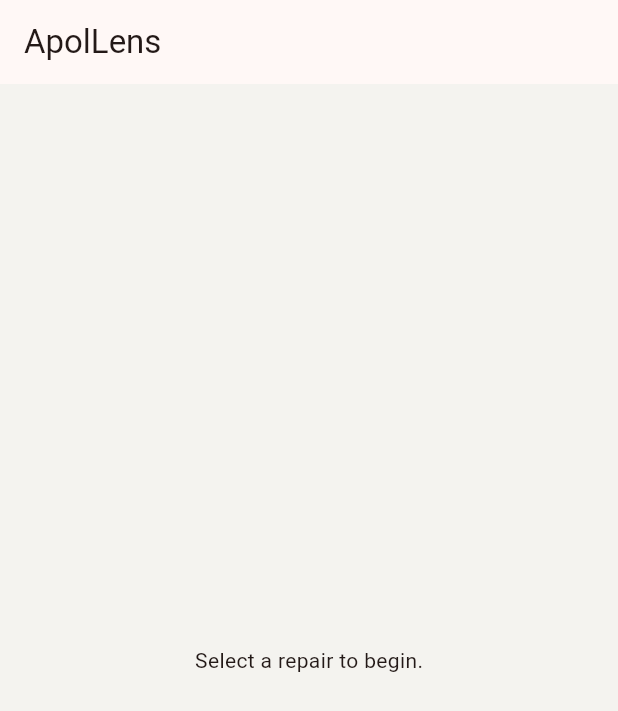
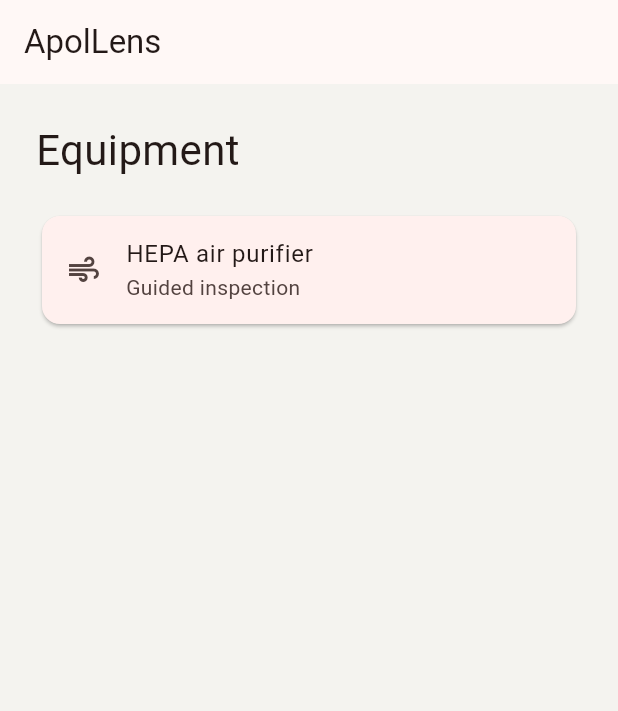
Before and after one commit to AdityaB2007/ApolLens, a Flutter app: the screen it shows after launch, on a phone screen of 412 x 824 dp. Shown: the top 711 px of the screen. Run offline on Flutter 3.47's test engine with Material 3 defaults, Android fonts, the phone set to English and light mode, and no system bars.

Commit message:
Add repair picker

```diff
--- a/mobile/lib/main.dart
+++ b/mobile/lib/main.dart
@@ -1,6 +1,7 @@
 // Gavin - App entry point and theme.
 // Starts the Flutter interface for ApolLens.
 import 'package:flutter/material.dart';
+import 'package:apollens/screens/home_screen.dart';
 
 void main() => runApp(const ApolLensApp());
 
@@ -17,10 +18,7 @@ class ApolLensApp extends StatelessWidget {
         colorScheme: ColorScheme.fromSeed(seedColor: const Color(0xFFB3452E)),
         scaffoldBackgroundColor: const Color(0xFFF4F3EF),
       ),
-      home: Scaffold(
-        appBar: AppBar(title: const Text('ApolLens')),
-        body: const Center(child: Text('Select a repair to begin.')),
-      ),
+      home: const HomeScreen(),
     );
   }
 }
--- /dev/null
+++ b/mobile/lib/screens/home_screen.dart
@@ -0,0 +1,28 @@
+// Gavin - Equipment selection for ApolLens inspections.
+import 'package:flutter/material.dart';
+
+class HomeScreen extends StatelessWidget {
+  const HomeScreen({super.key});
+
+  @override
+  Widget build(BuildContext context) {
+    return Scaffold(
+      appBar: AppBar(title: const Text('ApolLens')),
+      // Scroll the equipment list on smaller screens.
+      body: ListView(
+        padding: const EdgeInsets.all(24),
+        children: const [
+          Text('Equipment', style: TextStyle(fontSize: 28)),
+          SizedBox(height: 20),
+          Card(
+            child: ListTile(
+              leading: Icon(Icons.air),
+              title: Text('HEPA air purifier'),
+              subtitle: Text('Guided inspection'),
+            ),
+          ),
+        ],
+      ),
+    );
+  }
+}
```
